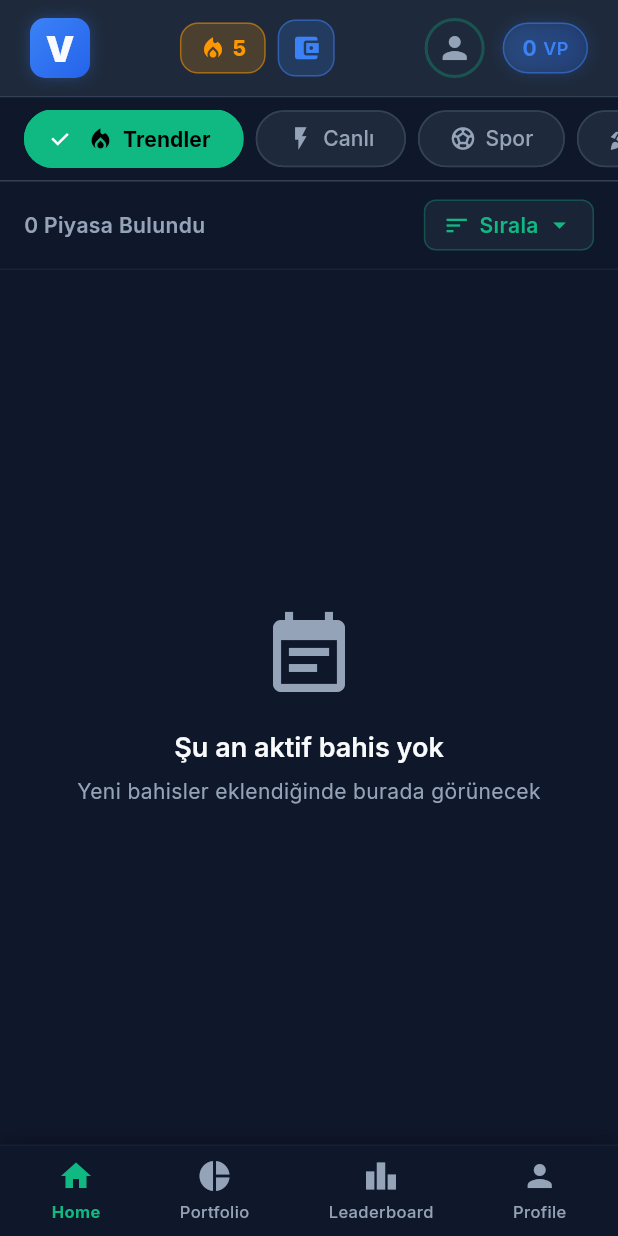
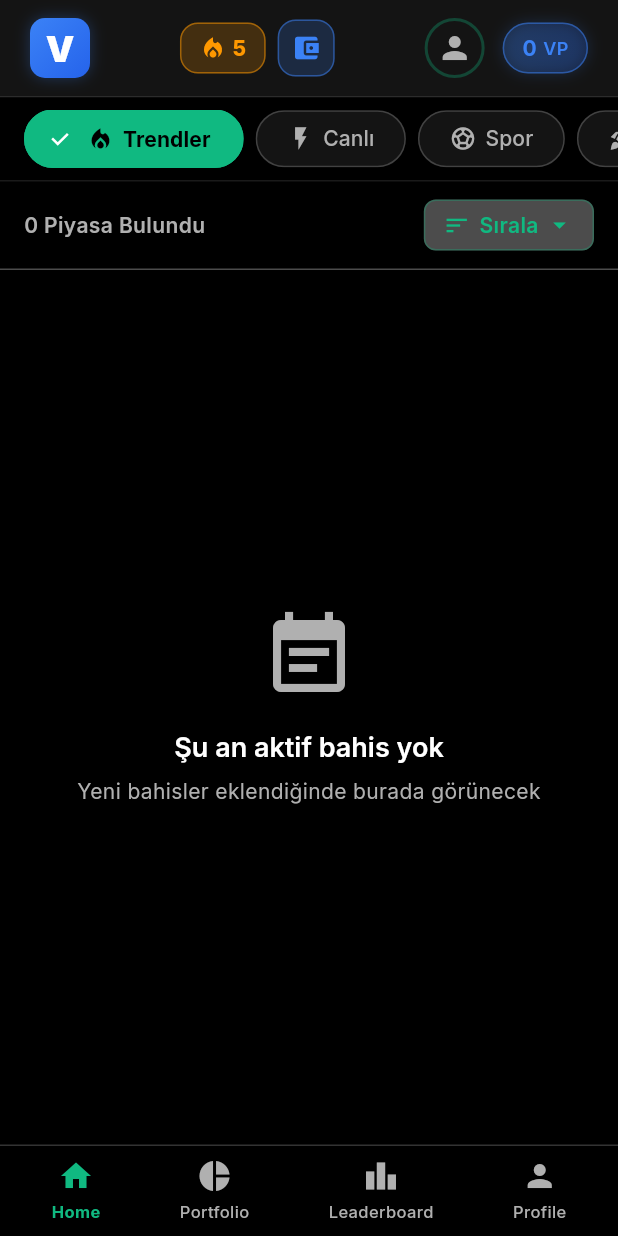
Before and after one commit to nurkilcadir/varim-app, a Flutter app: the screen it shows once a user with an empty profile is signed in, on a phone screen of 412 x 824 dp. Run offline on Flutter 3.47's test engine with Material 3 defaults, Android fonts, the phone set to English and light mode, and no system bars; our stand-ins replace audioplayers, cloud_firestore, firebase_auth, firebase_core, google_fonts; accounts and stored records are empty.

Commit message:
color theme  changed to black

```diff
--- a/lib/screens/bet_detail_screen.dart
+++ b/lib/screens/bet_detail_screen.dart
@@ -177,7 +177,7 @@ class _BetDetailScreenState extends State<BetDetailScreen> with TickerProviderSt
     final userBalance = userProvider.balance;
 
     return Scaffold(
-      backgroundColor: const Color(0xFF0F172A), // Deep Slate - Strict color
+      backgroundColor: DesignSystem.backgroundDeep, // Pure Black
       appBar: AppBar(
         backgroundColor: Colors.transparent,
         elevation: 0,
@@ -644,7 +644,7 @@ class _BetDetailScreenState extends State<BetDetailScreen> with TickerProviderSt
           // Loading Overlay
           if (_isPlacingBet)
             Container(
-              color: const Color(0xFF0F172A).withValues(alpha: 0.9),
+              color: DesignSystem.backgroundDeep.withValues(alpha: 0.9),
               child: Center(
                 child: Column(
                   mainAxisSize: MainAxisSize.min,
--- a/lib/theme/app_theme.dart
+++ b/lib/theme/app_theme.dart
@@ -104,20 +104,23 @@ class AppTheme {
         elevation: 0,
         shape: RoundedRectangleBorder(
           borderRadius: BorderRadius.circular(16),
-          side: const BorderSide(color: DesignSystem.border, width: 1),
+          side: BorderSide(
+            color: Colors.white.withValues(alpha: 0.1), // Subtle white border for crisp separation
+            width: 1,
+          ),
         ),
       ),
 
       appBarTheme: const AppBarTheme(
-        backgroundColor: DesignSystem.backgroundDeep,
+        backgroundColor: Color(0xFF000000), // Pure Black - blends with background
         elevation: 0,
         centerTitle: true,
         titleTextStyle: TextStyle(
-          color: DesignSystem.textHeading,
+          color: Colors.white, // Pure white for high contrast
           fontSize: 20,
           fontWeight: FontWeight.w700,
         ),
-        iconTheme: IconThemeData(color: DesignSystem.textHeading),
+        iconTheme: IconThemeData(color: Colors.white),
       ),
 
       bottomNavigationBarTheme: const BottomNavigationBarThemeData(
@@ -130,8 +133,11 @@ class AppTheme {
         unselectedLabelStyle: TextStyle(fontWeight: FontWeight.w400, fontSize: 12),
       ),
 
-      dividerColor: DesignSystem.border,
-      dividerTheme: const DividerThemeData(color: DesignSystem.border, thickness: 1),
+      dividerColor: Colors.white.withValues(alpha: 0.1), // Subtle white divider
+      dividerTheme: DividerThemeData(
+        color: Colors.white.withValues(alpha: 0.1),
+        thickness: 1,
+      ),
 
       textTheme: GoogleFonts.interTextTheme(
         ThemeData.dark().textTheme.copyWith(
@@ -182,11 +188,17 @@ class AppTheme {
         fillColor: DesignSystem.surfaceLight,
         border: OutlineInputBorder(
           borderRadius: BorderRadius.circular(12),
-          borderSide: const BorderSide(color: DesignSystem.border),
+          borderSide: BorderSide(
+            color: Colors.white.withValues(alpha: 0.1), // Subtle white border
+            width: 1,
+          ),
         ),
         enabledBorder: OutlineInputBorder(
           borderRadius: BorderRadius.circular(12),
-          borderSide: const BorderSide(color: DesignSystem.border, width: 1),
+          borderSide: BorderSide(
+            color: Colors.white.withValues(alpha: 0.1),
+            width: 1,
+          ),
         ),
         focusedBorder: OutlineInputBorder(
           borderRadius: BorderRadius.circular(12),
@@ -200,7 +212,7 @@ class AppTheme {
         hintStyle: GoogleFonts.inter(color: DesignSystem.textBody, fontSize: 14),
       ),
 
-      iconTheme: const IconThemeData(color: DesignSystem.textBody, size: 24),
+      iconTheme: const IconThemeData(color: Colors.white70, size: 24), // White70 for icons
     );
   }
 
--- a/lib/theme/design_system.dart
+++ b/lib/theme/design_system.dart
@@ -1,18 +1,18 @@
 import 'package:flutter/material.dart';
 
-/// Modern Slate & Neon Design System
-/// Source of Truth for all colors and styling across the app
+/// True Black / High-Contrast Dark Design System
+/// Pro Trading App Theme (StableX/Binance Style)
 class DesignSystem {
-  // Core Colors
-  static const Color backgroundDeep = Color(0xFF0F172A); // Deep Slate
-  static const Color surfaceLight = Color(0xFF1E293B); // Lighter Slate
-  static const Color primaryAccent = Color(0xFF3B82F6); // Electric Blue
-  static const Color successGreen = Color(0xFF10B981); // Neon Emerald
-  static const Color errorRose = Color(0xFFF43F5E); // Neon Rose
-  static const Color textHeading = Color(0xFFF8FAFC); // Off-White
-  static const Color textBody = Color(0xFF94A3B8); // Slate Grey
-  static const Color border = Color(0xFF334155); // Subtle Slate
-  static const Color unselectedItem = Color(0xFF64748B); // Nav unselected
+  // Core Colors - True Black Theme
+  static const Color backgroundDeep = Color(0xFF000000); // Pure Black
+  static const Color surfaceLight = Color(0xFF141414); // Dark Grey (Apple Dark)
+  static const Color primaryAccent = Color(0xFF3B82F6); // Electric Blue (unchanged)
+  static const Color successGreen = Color(0xFF10B981); // Neon Emerald (unchanged)
+  static const Color errorRose = Color(0xFFF43F5E); // Neon Rose (unchanged)
+  static const Color textHeading = Color(0xFFFFFFFF); // Pure White
+  static const Color textBody = Color(0xFFB0B0B0); // White70 equivalent
+  static const Color border = Color(0x1AFFFFFF); // White 10% opacity (subtle border)
+  static const Color unselectedItem = Color(0xFF808080); // Medium Grey
 
   // Semantic Colors
   static const Color profit = successGreen;
@@ -82,12 +82,12 @@ class DesignSystem {
         fontWeight: FontWeight.w400,
       );
 
-  // Card Decoration
+  // Card Decoration - High Contrast with Subtle Borders
   static BoxDecoration get cardDecoration => BoxDecoration(
         color: surfaceLight,
         borderRadius: BorderRadius.circular(16),
         border: Border.all(
-          color: border,
+          color: Colors.white.withValues(alpha: 0.1), // Subtle white border for crisp separation
           width: 1,
         ),
       );
@@ -96,12 +96,12 @@ class DesignSystem {
         color: surfaceLight,
         borderRadius: BorderRadius.circular(16),
         border: Border.all(
-          color: primaryAccent.withValues(alpha: 0.3),
+          color: Colors.white.withValues(alpha: 0.1), // Subtle white border
           width: 1,
         ),
         boxShadow: [
           BoxShadow(
-            color: primaryAccent.withValues(alpha: 0.1),
+            color: primaryAccent.withValues(alpha: 0.2),
             blurRadius: 12,
             spreadRadius: 2,
           ),
--- a/lib/widgets/custom_header.dart
+++ b/lib/widgets/custom_header.dart
@@ -28,7 +28,7 @@ class CustomHeader extends StatelessWidget {
         color: DesignSystem.surfaceLight,
         border: Border(
           bottom: BorderSide(
-            color: DesignSystem.border,
+            color: Colors.white.withValues(alpha: 0.1), // Subtle white border
             width: 1,
           ),
         ),
--- a/lib/widgets/mobile_prediction_card.dart
+++ b/lib/widgets/mobile_prediction_card.dart
@@ -55,7 +55,7 @@ class MobilePredictionCard extends StatelessWidget {
         color: DesignSystem.surfaceLight,
         borderRadius: BorderRadius.circular(12),
         border: Border.all(
-          color: DesignSystem.border,
+          color: Colors.white.withValues(alpha: 0.1), // Subtle white border for crisp separation
           width: 1,
         ),
       ),
@@ -80,7 +80,7 @@ class MobilePredictionCard extends StatelessWidget {
                         color: DesignSystem.backgroundDeep,
                         borderRadius: BorderRadius.circular(8),
                         border: Border.all(
-                          color: DesignSystem.border,
+                          color: Colors.white.withValues(alpha: 0.1), // Subtle white border
                           width: 1,
                         ),
                       ),
```
